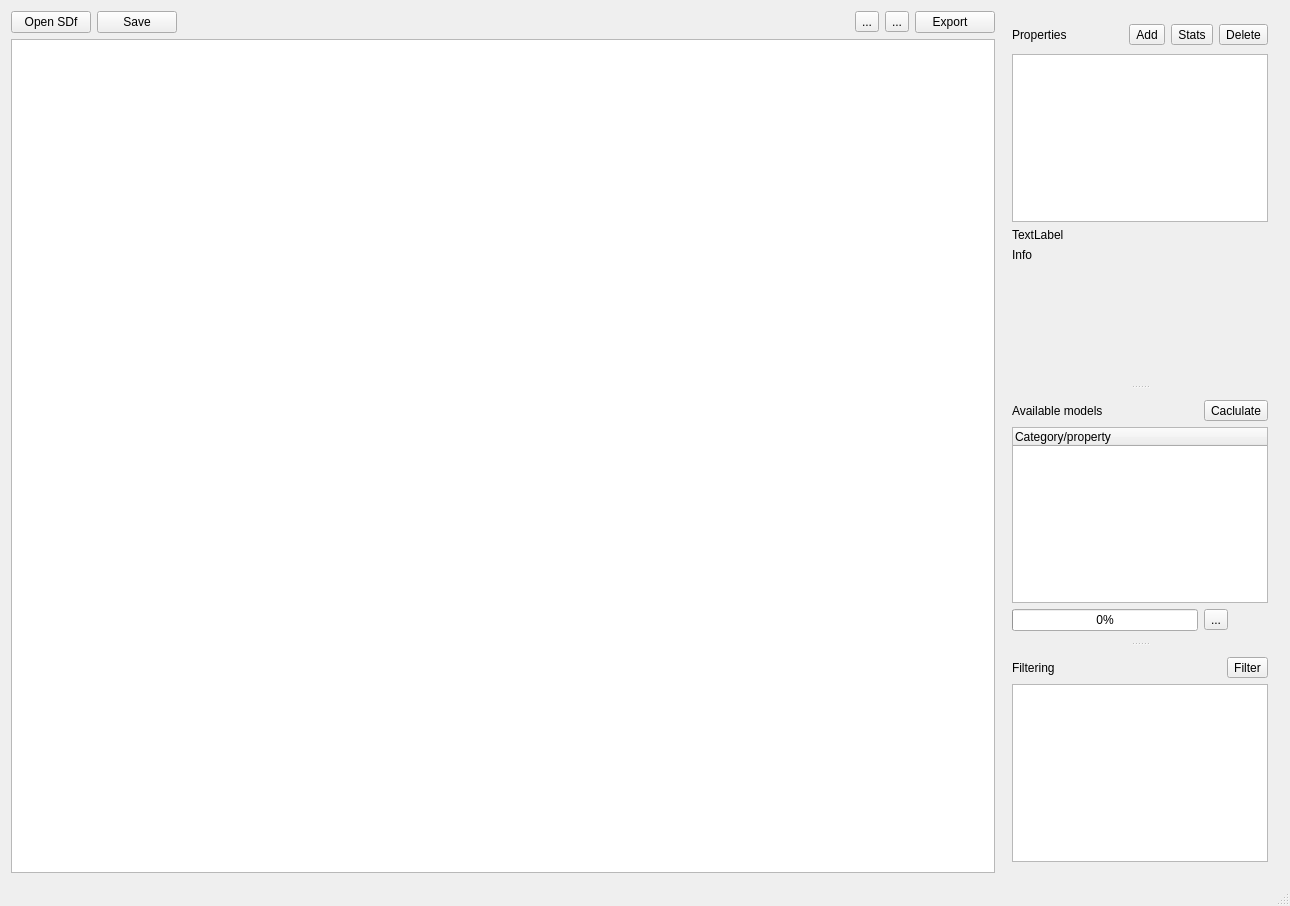
Before: the Qt Designer form chemfilter.ui in carpovpv/chemfilter, drawn with Qt 5.
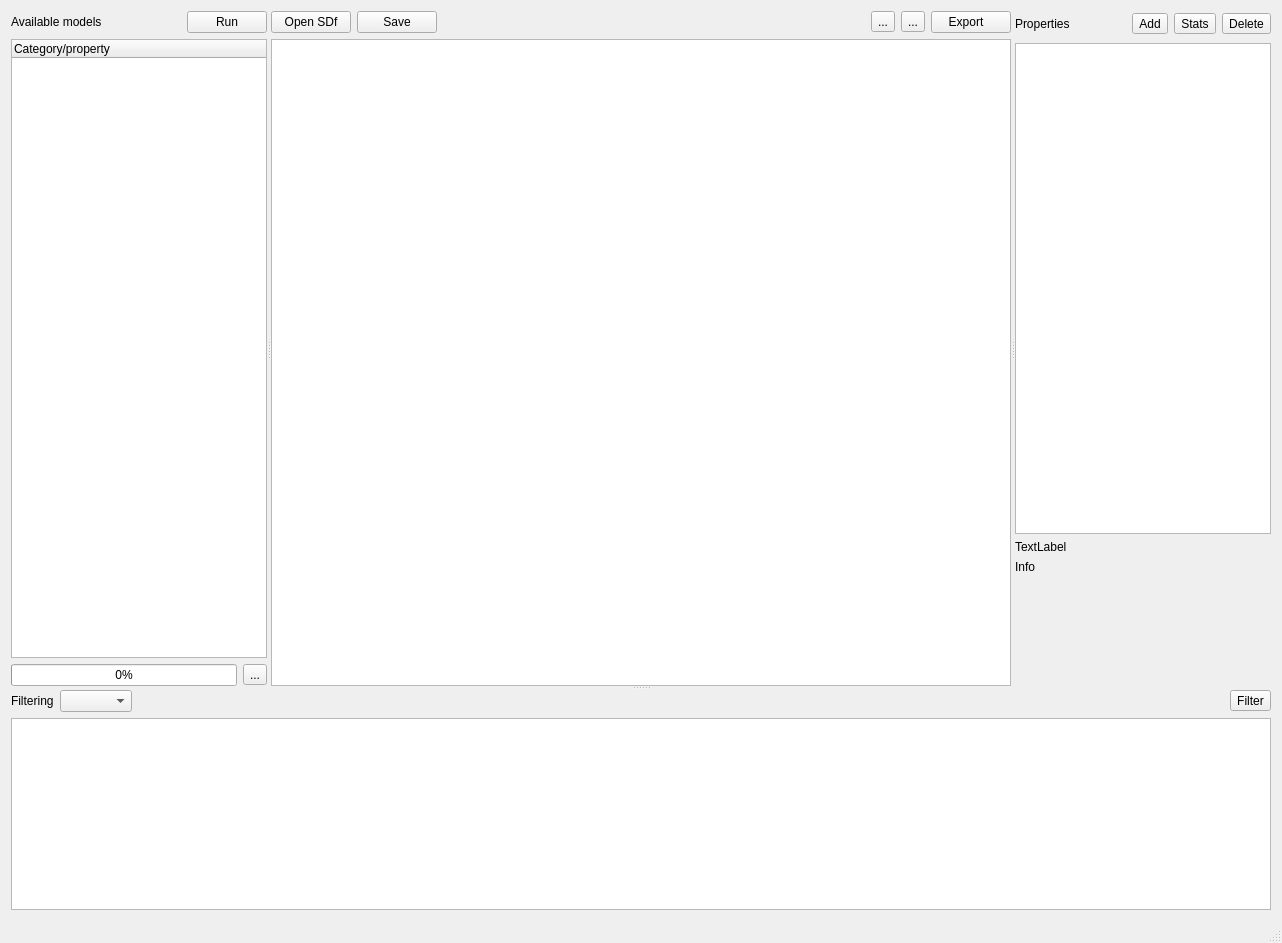
After: the same form once the commit is applied. Icons and pictures are not drawn. Custom widgets are drawn as their Qt base class.

Commit message: models, intervals

Patch:
```diff
--- a/chemfilter.ui
+++ b/chemfilter.ui
@@ -6,8 +6,8 @@
    <rect>
     <x>0</x>
     <y>0</y>
-    <width>1290</width>
-    <height>906</height>
+    <width>1282</width>
+    <height>943</height>
    </rect>
   </property>
   <property name="windowTitle">
@@ -18,10 +18,141 @@
     <normaloff>:/images/rulis.png</normaloff>:/images/rulis.png</iconset>
   </property>
   <widget class="QWidget" name="centralWidget">
-   <layout class="QGridLayout" name="gridLayout_7">
+   <layout class="QGridLayout" name="gridLayout_13">
     <item row="0" column="0">
+     <widget class="QSplitter" name="splitter_2">
+      <property name="orientation">
+       <enum>Qt::Vertical</enum>
+      </property>
+      <widget class="QWidget" name="widget_6" native="true">
+       <property name="sizePolicy">
+        <sizepolicy hsizetype="Expanding" vsizetype="Expanding">
+         <horstretch>1</horstretch>
+         <verstretch>2</verstretch>
+        </sizepolicy>
+       </property>
+       <layout class="QGridLayout" name="gridLayout_12">
+        <property name="leftMargin">
+         <number>0</number>
+        </property>
+        <property name="topMargin">
+         <number>0</number>
+        </property>
+        <property name="rightMargin">
+         <number>0</number>
+        </property>
+        <property name="bottomMargin">
+         <number>0</number>
+        </property>
+        <item row="0" column="0">
+         <widget class="QSplitter" name="splitter">
+          <property name="orientation">
+           <enum>Qt::Horizontal</enum>
+          </property>
+          <widget class="QWidget" name="widget_2" native="true">
+           <property name="sizePolicy">
+            <sizepolicy hsizetype="Preferred" vsizetype="Expanding">
+             <horstretch>0</horstretch>
+             <verstretch>2</verstretch>
+            </sizepolicy>
+           </property>
      <layout class="QGridLayout" name="gridLayout_6">
+            <property name="leftMargin">
+             <number>0</number>
+            </property>
+            <property name="topMargin">
+             <number>0</number>
+            </property>
+            <property name="rightMargin">
+             <number>0</number>
+            </property>
+            <property name="bottomMargin">
+             <number>0</number>
+            </property>
       <item row="0" column="0">
+             <layout class="QGridLayout" name="gridLayout_2">
+              <item row="0" column="0">
+               <layout class="QHBoxLayout" name="horizontalLayout_2">
+                <item>
+                 <widget class="QLabel" name="label_2">
+                  <property name="text">
+                   <string>Available models</string>
+                  </property>
+                 </widget>
+                </item>
+                <item>
+                 <spacer name="horizontalSpacer_2">
+                  <property name="orientation">
+                   <enum>Qt::Horizontal</enum>
+                  </property>
+                  <property name="sizeHint" stdset="0">
+                   <size>
+                    <width>40</width>
+                    <height>20</height>
+                   </size>
+                  </property>
+                 </spacer>
+                </item>
+                <item>
+                 <widget class="QPushButton" name="btnCalculate">
+                  <property name="toolTip">
+                   <string>Start prediction for the selcted models.</string>
+                  </property>
+                  <property name="text">
+                   <string>Run</string>
+                  </property>
+                  <property name="icon">
+                   <iconset resource="resources.qrc">
+                    <normaloff>:/images/edit.png</normaloff>:/images/edit.png</iconset>
+                  </property>
+                 </widget>
+                </item>
+               </layout>
+              </item>
+              <item row="1" column="0">
+               <widget class="QTreeWidget" name="lstModels">
+                <property name="sizePolicy">
+                 <sizepolicy hsizetype="Expanding" vsizetype="Expanding">
+                  <horstretch>2</horstretch>
+                  <verstretch>0</verstretch>
+                 </sizepolicy>
+                </property>
+                <column>
+                 <property name="text">
+                  <string>Category/property</string>
+                 </property>
+                </column>
+               </widget>
+              </item>
+              <item row="2" column="0">
+               <layout class="QHBoxLayout" name="horizontalLayout">
+                <item>
+                 <widget class="QProgressBar" name="prg">
+                  <property name="value">
+                   <number>0</number>
+                  </property>
+                 </widget>
+                </item>
+                <item>
+                 <widget class="QToolButton" name="btnStopCalc">
+                  <property name="toolTip">
+                   <string>Stop prediction process.</string>
+                  </property>
+                  <property name="text">
+                   <string>...</string>
+                  </property>
+                  <property name="icon">
+                   <iconset resource="resources.qrc">
+                    <normaloff>:/images/no.png</normaloff>:/images/no.png</iconset>
+                  </property>
+                 </widget>
+                </item>
+               </layout>
+              </item>
+             </layout>
+            </item>
+           </layout>
+          </widget>
        <widget class="QWidget" name="widget" native="true">
         <property name="sizePolicy">
          <sizepolicy hsizetype="Expanding" vsizetype="Preferred">
@@ -144,13 +275,21 @@
          </item>
         </layout>
        </widget>
-      </item>
-      <item row="0" column="1">
-       <widget class="QSplitter" name="splitter">
-        <property name="orientation">
-         <enum>Qt::Vertical</enum>
-        </property>
-        <widget class="QWidget" name="layoutWidget_2">
+          <widget class="QWidget" name="widget_4" native="true">
+           <layout class="QGridLayout" name="gridLayout_7">
+            <property name="leftMargin">
+             <number>0</number>
+            </property>
+            <property name="topMargin">
+             <number>0</number>
+            </property>
+            <property name="rightMargin">
+             <number>0</number>
+            </property>
+            <property name="bottomMargin">
+             <number>0</number>
+            </property>
+            <item row="0" column="0">
          <layout class="QGridLayout" name="gridLayout_3">
           <item row="0" column="0">
            <widget class="QLabel" name="lblProperties">
@@ -167,6 +306,12 @@
           </item>
           <item row="1" column="0" colspan="4">
            <widget class="QListWidget" name="lstCols">
+                <property name="sizePolicy">
+                 <sizepolicy hsizetype="Expanding" vsizetype="Expanding">
+                  <horstretch>0</horstretch>
+                  <verstretch>1</verstretch>
+                 </sizepolicy>
+                </property>
             <property name="alternatingRowColors">
              <bool>true</bool>
             </property>
@@ -282,76 +427,30 @@
            </layout>
           </item>
          </layout>
-        </widget>
-        <widget class="QWidget" name="layoutWidget_1">
-         <layout class="QGridLayout" name="gridLayout_2">
-          <item row="2" column="4">
-           <widget class="QToolButton" name="btnStopCalc">
-            <property name="toolTip">
-             <string>Stop prediction process.</string>
-            </property>
-            <property name="text">
-             <string>...</string>
-            </property>
-            <property name="icon">
-             <iconset resource="resources.qrc">
-              <normaloff>:/images/no.png</normaloff>:/images/no.png</iconset>
-            </property>
-           </widget>
-          </item>
-          <item row="2" column="0" colspan="4">
-           <widget class="QProgressBar" name="prg">
-            <property name="value">
+            </item>
+           </layout>
+          </widget>
+         </widget>
+        </item>
+       </layout>
+      </widget>
+      <widget class="QWidget" name="widget_5" native="true">
+       <layout class="QGridLayout" name="gridLayout_11">
+        <property name="leftMargin">
+         <number>0</number>
+        </property>
+        <property name="topMargin">
+         <number>0</number>
+        </property>
+        <property name="rightMargin">
+         <number>0</number>
+        </property>
+        <property name="bottomMargin">
              <number>0</number>
             </property>
-           </widget>
-          </item>
           <item row="0" column="0">
-           <widget class="QLabel" name="label_2">
-            <property name="text">
-             <string>Available models</string>
-            </property>
-           </widget>
-          </item>
-          <item row="0" column="4">
-           <widget class="QToolButton" name="btnCalculate">
-            <property name="toolTip">
-             <string>Start prediction for the selcted models.</string>
-            </property>
-            <property name="text">
-             <string>Caclulate</string>
-            </property>
-            <property name="icon">
-             <iconset resource="resources.qrc">
-              <normaloff>:/images/edit.png</normaloff>:/images/edit.png</iconset>
-            </property>
-           </widget>
-          </item>
-          <item row="0" column="1" colspan="3">
-           <spacer name="horizontalSpacer_2">
-            <property name="orientation">
-             <enum>Qt::Horizontal</enum>
-            </property>
-            <property name="sizeHint" stdset="0">
-             <size>
-              <width>40</width>
-              <height>20</height>
-             </size>
-            </property>
-           </spacer>
-          </item>
-          <item row="1" column="0" colspan="5">
-           <widget class="QTreeWidget" name="lstModels">
-            <column>
-             <property name="text">
-              <string>Category/property</string>
-             </property>
-            </column>
-           </widget>
-          </item>
-         </layout>
-        </widget>
-        <widget class="QWidget" name="layoutWidget_3">
+         <layout class="QGridLayout" name="gridLayout_10">
+          <item row="1" column="0" colspan="2">
          <layout class="QGridLayout" name="gridLayout">
           <item row="0" column="0">
            <widget class="QLabel" name="label_3">
@@ -360,23 +459,17 @@
             </property>
            </widget>
           </item>
-          <item row="1" column="0" colspan="3">
-           <widget class="QPlainTextEdit" name="txtFilter"/>
-          </item>
-          <item row="0" column="1">
-           <spacer name="horizontalSpacer">
-            <property name="orientation">
-             <enum>Qt::Horizontal</enum>
-            </property>
-            <property name="sizeHint" stdset="0">
-             <size>
-              <width>40</width>
-              <height>20</height>
-             </size>
-            </property>
-           </spacer>
-          </item>
-          <item row="0" column="2">
+            <item row="1" column="0" colspan="4">
+             <widget class="HeightTextEdit" name="txtFilter">
+              <property name="sizePolicy">
+               <sizepolicy hsizetype="Expanding" vsizetype="Preferred">
+                <horstretch>0</horstretch>
+                <verstretch>0</verstretch>
+               </sizepolicy>
+              </property>
+             </widget>
+            </item>
+            <item row="0" column="3">
            <widget class="QToolButton" name="btnFilter">
             <property name="toolTip">
              <string>Perform advanced filtering of the molceules based on the filter below.</string>
@@ -390,11 +483,29 @@
             </property>
            </widget>
           </item>
-         </layout>
-        </widget>
-       </widget>
-      </item>
-     </layout>
+            <item row="0" column="2">
+             <spacer name="horizontalSpacer">
+              <property name="orientation">
+               <enum>Qt::Horizontal</enum>
+              </property>
+              <property name="sizeHint" stdset="0">
+               <size>
+                <width>40</width>
+                <height>20</height>
+               </size>
+              </property>
+             </spacer>
+            </item>
+            <item row="0" column="1">
+             <widget class="QComboBox" name="cmbFilter"/>
+            </item>
+           </layout>
+          </item>
+         </layout>
+        </item>
+       </layout>
+      </widget>
+     </widget>
     </item>
    </layout>
   </widget>
@@ -458,6 +569,11 @@
    <header>histwidget.h</header>
    <container>1</container>
   </customwidget>
+  <customwidget>
+   <class>HeightTextEdit</class>
+   <extends>QPlainTextEdit</extends>
+   <header>heighttextedit.h</header>
+  </customwidget>
  </customwidgets>
  <resources>
   <include location="resources.qrc"/>
```
Lines whose indentation alone changed are shown as unchanged. The commit also changes 79 other files.
